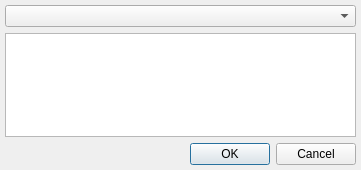
Before: the Qt Designer form usermooddialog.ui in Vacuum-IM/usermood, drawn with Qt 5.
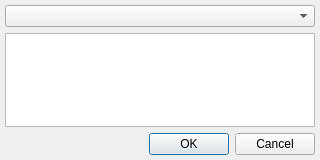
After: the same form once the commit is applied.

What changed in the file:
```diff
--- a/usermooddialog.ui
+++ b/usermooddialog.ui
@@ -6,8 +6,8 @@
    <rect>
     <x>0</x>
     <y>0</y>
-    <width>361</width>
-    <height>170</height>
+    <width>320</width>
+    <height>160</height>
    </rect>
   </property>
   <layout class="QVBoxLayout" name="verticalLayout">
```
